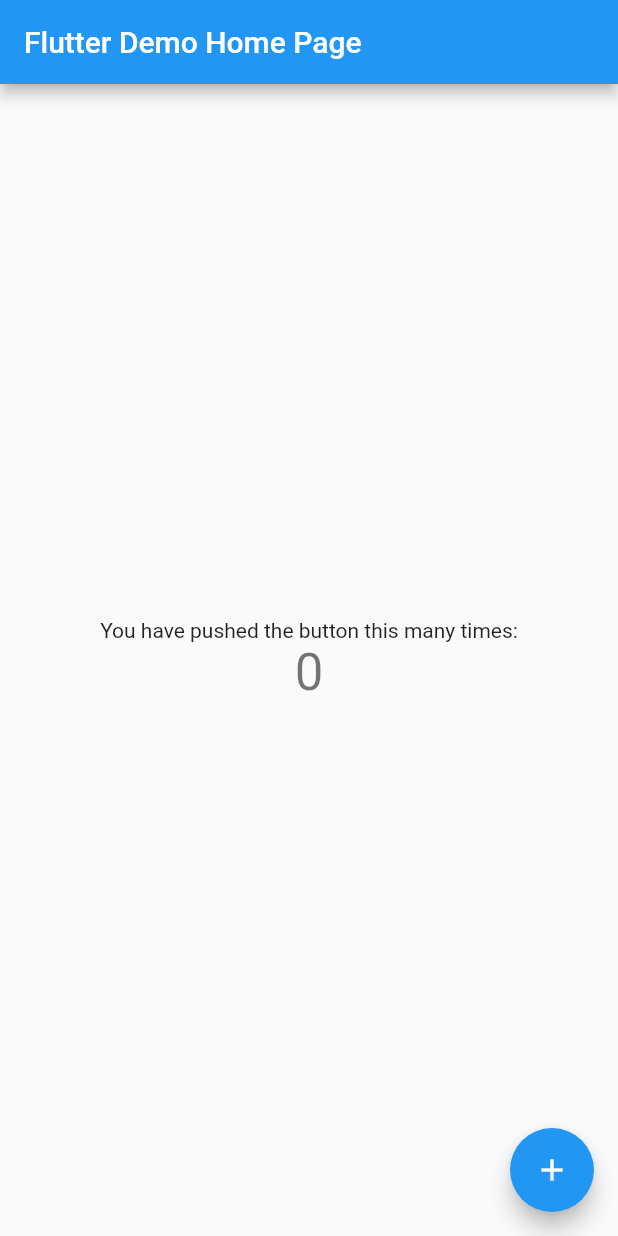
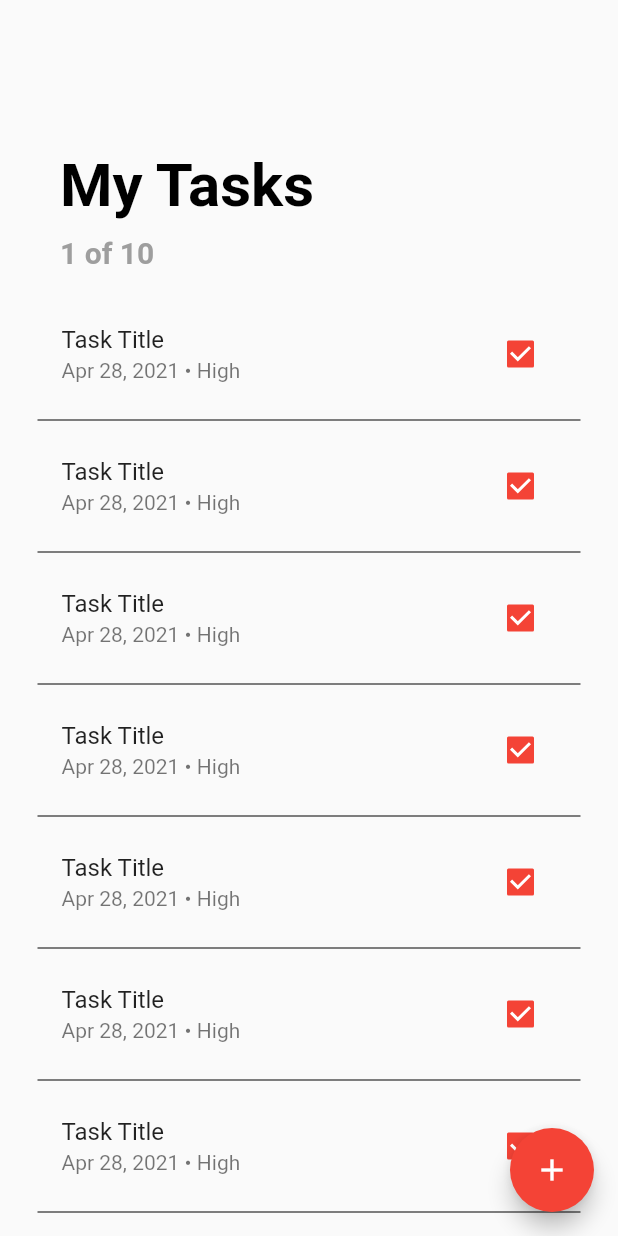
Before and after one commit to mayankrastogi02/ClassOrganizer, a Flutter app: the screen it shows after launch, on a phone screen of 412 x 824 dp. Run offline on Flutter 3.47's test engine with Material 2 defaults, Android fonts, the phone set to English and light mode, and no system bars.

Commit message:
Home Page + Task Screen

```diff
--- a/lib/main.dart
+++ b/lib/main.dart
@@ -1,3 +1,4 @@
+import 'package:class_organizer/screens/todo_list_screen.dart';
 import 'package:flutter/material.dart';
 
 void main() {
@@ -9,109 +10,13 @@
   @override
   Widget build(BuildContext context) {
     return MaterialApp(
-      title: 'Flutter Demo',
+      title: 'Class Organizer',
+      debugShowCheckedModeBanner: false,
       theme: ThemeData(
-        // This is the theme of your application.
-        //
-        // Try running your application with "flutter run". You'll see the
-        // application has a blue toolbar. Then, without quitting the app, try
-        // changing the primarySwatch below to Colors.green and then invoke
-        // "hot reload" (press "r" in the console where you ran "flutter run",
-        // or simply save your changes to "hot reload" in a Flutter IDE).
-        // Notice that the counter didn't reset back to zero; the application
-        // is not restarted.
-        primarySwatch: Colors.blue,
-        // This makes the visual density adapt to the platform that you run
-        // the app on. For desktop platforms, the controls will be smaller and
-        // closer together (more dense) than on mobile platforms.
+        primarySwatch: Colors.red,
         visualDensity: VisualDensity.adaptivePlatformDensity,
       ),
-      home: MyHomePage(title: 'Flutter Demo Home Page'),
+      home: ToDoListScreen(),
     );
   }
 }
-
-class MyHomePage extends StatefulWidget {
-  MyHomePage({Key key, this.title}) : super(key: key);
-
-  // This widget is the home page of your application. It is stateful, meaning
-  // that it has a State object (defined below) that contains fields that affect
-  // how it looks.
-
-  // This class is the configuration for the state. It holds the values (in this
-  // case the title) provided by the parent (in this case the App widget) and
-  // used by the build method of the State. Fields in a Widget subclass are
-  // always marked "final".
-
-  final String title;
-
-  @override
-  _MyHomePageState createState() => _MyHomePageState();
-}
-
-class _MyHomePageState extends State<MyHomePage> {
-  int _counter = 0;
-
-  void _incrementCounter() {
-    setState(() {
-      // This call to setState tells the Flutter framework that something has
-      // changed in this State, which causes it to rerun the build method below
-      // so that the display can reflect the updated values. If we changed
-      // _counter without calling setState(), then the build method would not be
-      // called again, and so nothing would appear to happen.
-      _counter++;
-    });
-  }
-
-  @override
-  Widget build(BuildContext context) {
-    // This method is rerun every time setState is called, for instance as done
-    // by the _incrementCounter method above.
-    //
-    // The Flutter framework has been optimized to make rerunning build methods
-    // fast, so that you can just rebuild anything that needs updating rather
-    // than having to individually change instances of widgets.
-    return Scaffold(
-      appBar: AppBar(
-        // Here we take the value from the MyHomePage object that was created by
-        // the App.build method, and use it to set our appbar title.
-        title: Text(widget.title),
-      ),
-      body: Center(
-        // Center is a layout widget. It takes a single child and positions it
-        // in the middle of the parent.
-        child: Column(
-          // Column is also a layout widget. It takes a list of children and
-          // arranges them vertically. By default, it sizes itself to fit its
-          // children horizontally, and tries to be as tall as its parent.
-          //
-          // Invoke "debug painting" (press "p" in the console, choose the
-          // "Toggle Debug Paint" action from the Flutter Inspector in Android
-          // Studio, or the "Toggle Debug Paint" command in Visual Studio Code)
-          // to see the wireframe for each widget.
-          //
-          // Column has various properties to control how it sizes itself and
-          // how it positions its children. Here we use mainAxisAlignment to
-          // center the children vertically; the main axis here is the vertical
-          // axis because Columns are vertical (the cross axis would be
-          // horizontal).
-          mainAxisAlignment: MainAxisAlignment.center,
-          children: <Widget>[
-            Text(
-              'You have pushed the button this many times:',
-            ),
-            Text(
-              '$_counter',
-              style: Theme.of(context).textTheme.headline4,
-            ),
-          ],
-        ),
-      ),
-      floatingActionButton: FloatingActionButton(
-        onPressed: _incrementCounter,
-        tooltip: 'Increment',
-        child: Icon(Icons.add),
-      ), // This trailing comma makes auto-formatting nicer for build methods.
-    );
-  }
-}
--- /dev/null
+++ b/lib/screens/todo_list_screen.dart
@@ -0,0 +1,77 @@
+import 'package:class_organizer/screens/add_task_screen.dart';
+import 'package:flutter/material.dart';
+
+class ToDoListScreen extends StatefulWidget {
+  @override
+  _ToDoListScreenState createState() => _ToDoListScreenState();
+}
+
+class _ToDoListScreenState extends State<ToDoListScreen> {
+  Widget _buildTask(int index) {
+    return Padding(
+      padding: EdgeInsets.symmetric(horizontal: 25),
+      child: Column(
+        children: <Widget>[
+          ListTile(
+            title: Text('Task Title'),
+            subtitle: Text('Apr 28, 2021 • High'),
+            trailing: Checkbox(
+              onChanged: (value) {
+                print(value);
+              },
+              activeColor: Theme.of(context).primaryColor,
+              value: true,
+            ),
+          ),
+          const Divider(
+            color: Colors.black,
+          )
+        ],
+      ),
+    );
+  }
+
+  @override
+  Widget build(BuildContext context) {
+    return Scaffold(
+        floatingActionButton: FloatingActionButton(
+          backgroundColor: Theme.of(context).primaryColor,
+          child: Icon(Icons.add),
+          onPressed: () => Navigator.push(
+            context,
+            MaterialPageRoute(
+              builder: (_) => AddTaskScreen(),
+            ),
+          ),
+        ),
+        body: ListView.builder(
+            padding: EdgeInsets.symmetric(vertical: 80.0),
+            itemCount: 10,
+            itemBuilder: (BuildContext context, int index) {
+              if (index == 0) {
+                return Padding(
+                  padding: EdgeInsets.symmetric(horizontal: 40, vertical: 20.0),
+                  child: Column(
+                    crossAxisAlignment: CrossAxisAlignment.start,
+                    children: <Widget>[
+                      Text('My Tasks',
+                          style: TextStyle(
+                            color: Colors.black,
+                            fontSize: 40.0,
+                            fontWeight: FontWeight.bold,
+                          )),
+                      SizedBox(height: 10.0),
+                      Text('1 of 10',
+                          style: TextStyle(
+                            color: Colors.grey,
+                            fontSize: 20.0,
+                            fontWeight: FontWeight.w600,
+                          )),
+                    ],
+                  ),
+                );
+              }
+              return _buildTask(index);
+            }));
+  }
+}
```
Also changed, not shown: lib/screens/add_task_screen.dart (added, +15 -0 lines), lib/toDel.dart (added, +79 -0 lines), 1 other file.
